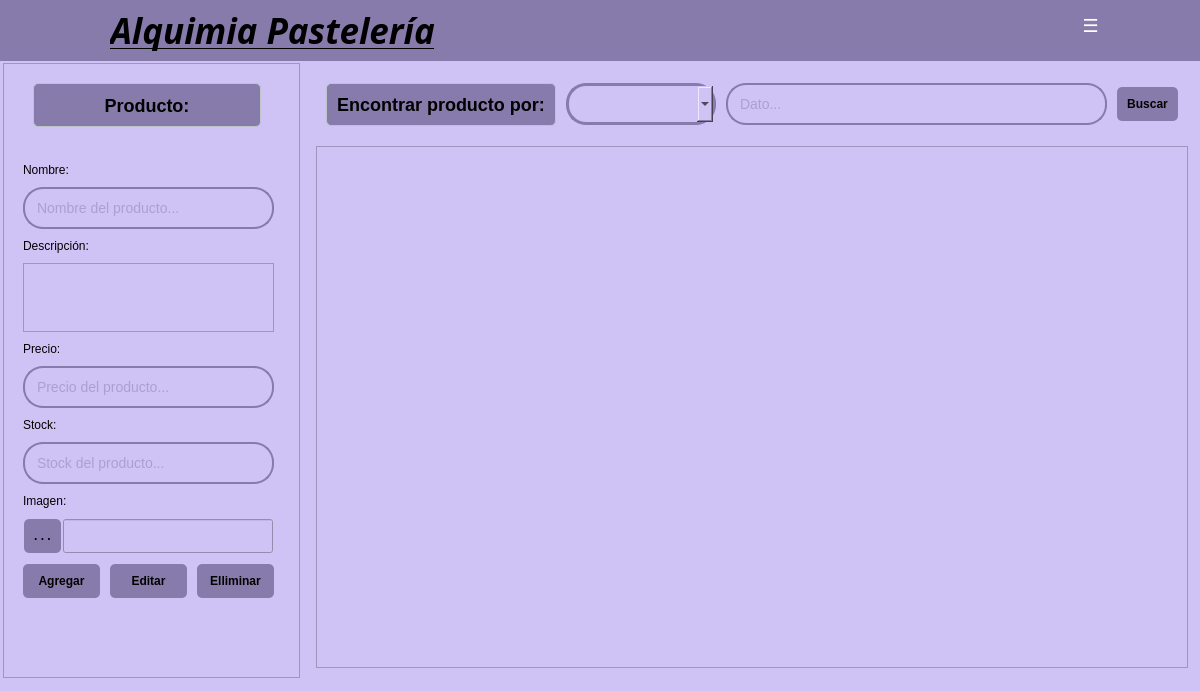
This is app/view/ui/productoView.ui in ErickSanat/POS-PythonQt as Qt 5 draws it before an edit. The edited form follows.
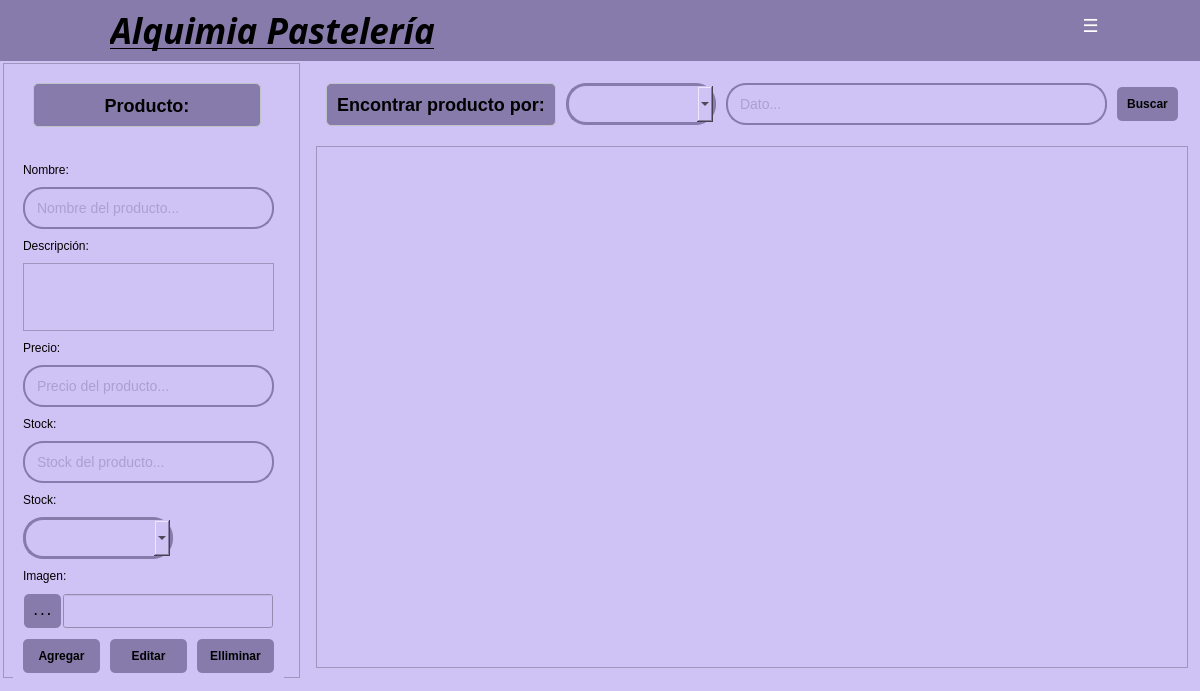
This is the edited form. Icons and pictures are not drawn.

Commit message: add: se agrego el comboCategoria

The edit to the form file:
```diff
--- a/app/view/ui/productoView.ui
+++ b/app/view/ui/productoView.ui
@@ -106,10 +106,10 @@
           <x>10</x>
           <y>90</y>
           <width>271</width>
-          <height>455</height>
+          <height>530</height>
          </rect>
         </property>
-        <layout class="QVBoxLayout" name="verticalLayout" stretch="0,0,0,0,0,0,0,0,0,0,0">
+        <layout class="QVBoxLayout" name="verticalLayout" stretch="0,0,0,0,0,0,0,0,0,0,0,0,0">
          <property name="spacing">
           <number>10</number>
          </property>
@@ -267,6 +267,46 @@
            </property>
           </widget>
          </item>
+         <item>
+          <widget class="QLabel" name="label_9">
+           <property name="sizePolicy">
+            <sizepolicy hsizetype="Expanding" vsizetype="Fixed">
+             <horstretch>0</horstretch>
+             <verstretch>0</verstretch>
+            </sizepolicy>
+           </property>
+           <property name="styleSheet">
+            <string notr="true">color: rgb(0, 0, 0);</string>
+           </property>
+           <property name="text">
+            <string>Stock:</string>
+           </property>
+          </widget>
+         </item>
+         <item>
+          <widget class="QComboBox" name="comboCategoria">
+           <property name="sizePolicy">
+            <sizepolicy hsizetype="Fixed" vsizetype="Fixed">
+             <horstretch>0</horstretch>
+             <verstretch>0</verstretch>
+            </sizepolicy>
+           </property>
+           <property name="minimumSize">
+            <size>
+             <width>150</width>
+             <height>0</height>
+            </size>
+           </property>
+           <property name="styleSheet">
+            <string notr="true">QComboBox {
+    padding: 10px;
+    border: 3px solid #867BAA;
+    border-radius: 20px;
+}
+</string>
+           </property>
+          </widget>
+         </item>
          <item>
           <widget class="QLabel" name="label_8">
            <property name="sizePolicy">
```
The commit also changes 4 other files.
